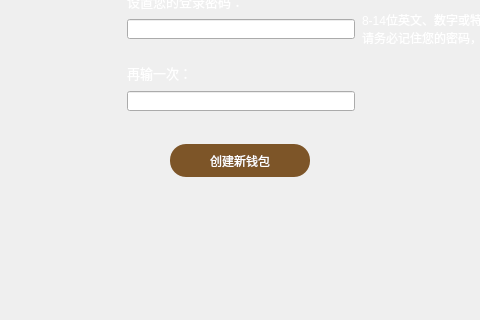
Old version of the form firstlogin.ui in the repository cdcchain/cdc-wallet-qt; both pictures show x 240 to 720 and y 176 to 496 of the 960 by 580 pixel window.
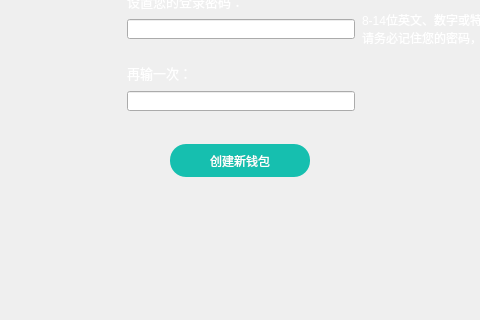
New version of the form.

Commit message: Use macro to define all button color

```diff
--- a/firstlogin.ui
+++ b/firstlogin.ui
@@ -123,8 +123,8 @@
     <enum>Qt::NoFocus</enum>
    </property>
    <property name="styleSheet">
-    <string notr="true">QToolButton{background-color:rgb(125,85,40);color:#ffffff;border:none;border-radius:16px;}
-QToolButton:hover{background-color:rgb(185,150,85);}
+    <string notr="true">QToolButton{background-color:rgb(22,191,175);color:#ffffff;border:none;border-radius:16px;}
+QToolButton:hover{background-color:rgb(22,191,175);}
 QToolButton:disabled{background-color:#cecece;}</string>
    </property>
    <property name="text">
```
The commit also changes 28 other files.
